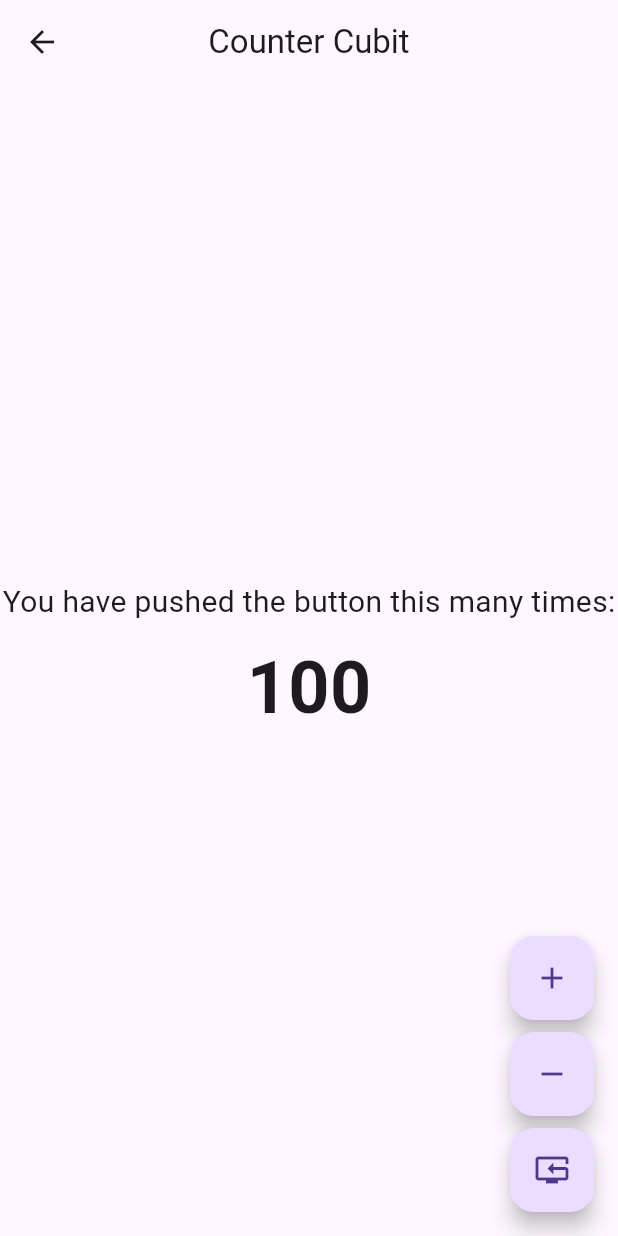
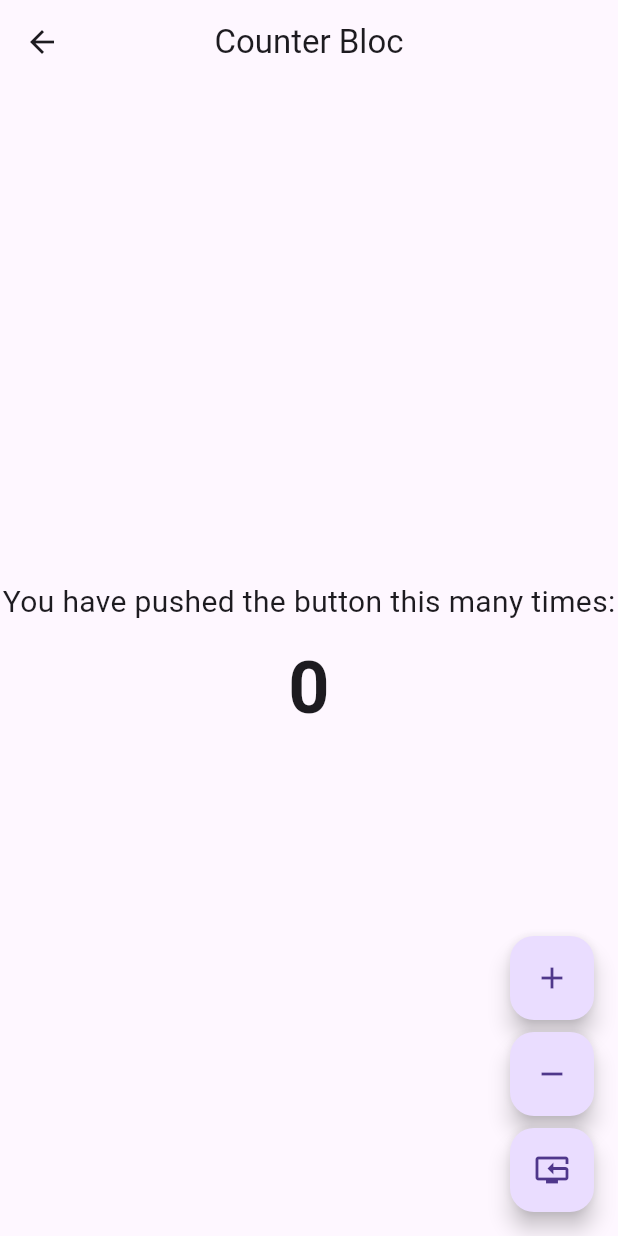
Before and after one commit to 0-nikesh/bottomnavigationview, a Flutter app: the screen it shows after launch, after a tap on "Counter Bloc", on a phone screen of 412 x 824 dp. Run offline on Flutter 3.47's test engine with Material 3 defaults, Android fonts, the phone set to English and light mode, and no system bars; our stand-ins replace bloc, equatable, flutter_bloc, get_it.

Commit message:
counter bloc done

```diff
--- /dev/null
+++ b/lib/bloc/counter_bloc.dart
@@ -0,0 +1,20 @@
+import 'package:bloc/bloc.dart';
+import 'package:equatable/equatable.dart';
+
+part 'counter_event.dart';
+
+class CounterBloc extends Bloc<CounterEvent, int> {
+  CounterBloc() : super(0) {
+    on<IncrementEvent>((event, emit) {
+      emit(state + 1);
+    });
+
+    on<DecrementEvent>((event, emit) {
+      emit(state - 1);
+    });
+
+    on<ResetEvent>((event, emit) {
+      emit(0);
+    });
+  }
+}
--- /dev/null
+++ b/lib/bloc/counter_event.dart
@@ -0,0 +1,14 @@
+part of 'counter_bloc.dart';
+
+sealed class CounterEvent extends Equatable {
+  const CounterEvent();
+
+  @override
+  List<Object> get props => [];
+}
+
+class IncrementEvent extends CounterEvent {}
+
+class DecrementEvent extends CounterEvent {}
+
+class ResetEvent extends CounterEvent {}
--- a/lib/cubit/dashboard_cubit.dart
+++ b/lib/cubit/dashboard_cubit.dart
@@ -1,8 +1,11 @@
 import 'package:bottomnavigationview/bloc/arithmetic_bloc.dart';
+import 'package:bottomnavigationview/bloc/counter_bloc.dart';
 import 'package:bottomnavigationview/cubit/arithemetic_cubit.dart';
 import 'package:bottomnavigationview/cubit/counter_cubit.dart';
 import 'package:bottomnavigationview/cubit/student_cubit.dart';
+import 'package:bottomnavigationview/view/arithemetic_bloc_view.dart';
 import 'package:bottomnavigationview/view/arithemetic_cubit_view.dart';
+import 'package:bottomnavigationview/view/counter_bloc_view.dart';
 import 'package:bottomnavigationview/view/counter_cubit_view.dart';
 import 'package:bottomnavigationview/view/student_cubit_view.dart';
 import 'package:flutter/material.dart';
@@ -11,6 +14,7 @@ import 'package:flutter_bloc/flutter_bloc.dart';
 class DashboardCubit extends Cubit<void> {
   DashboardCubit(
     this._counterCubit,
+    this._counterBloc,
     this._arithmeticCubit,
     this._studentCubit,
     this._arithmeticBloc,
@@ -23,6 +27,7 @@ class DashboardCubit extends Cubit<void> {
   final ArithmeticCubit _arithmeticCubit;
   final StudentCubit _studentCubit;
   final ArithmeticBloc _arithmeticBloc;
+  final CounterBloc _counterBloc;
   // final SimpleInterestCubit _simpleInterestCubit;
   // final AreaofcircleCubit _areaofcircleCubit;
   // final TsaofcubeCubit _tsaofcubeCubit;
@@ -34,6 +39,18 @@ class DashboardCubit extends Cubit<void> {
         builder: (_) => BlocProvider.value(
           value: _counterCubit,
           child: const CounterCubitView(),
+        ),
+      ),
+    );
+  }
+
+  void openCounterBlocView(BuildContext context) {
+    Navigator.push(
+      context,
+      MaterialPageRoute(
+        builder: (_) => BlocProvider.value(
+          value: _counterBloc,
+          child: const CounterBlocView(),
         ),
       ),
     );
@@ -57,7 +74,7 @@ class DashboardCubit extends Cubit<void> {
       MaterialPageRoute(
         builder: (_) => BlocProvider.value(
           value: _arithmeticBloc,
-          child: const ArithmeticCubitView(),
+          child: const ArithemeticBlocView(),
         ),
       ),
     );
--- a/lib/service_locator/service_locator.dart
+++ b/lib/service_locator/service_locator.dart
@@ -1,4 +1,5 @@
 import 'package:bottomnavigationview/bloc/arithmetic_bloc.dart';
+import 'package:bottomnavigationview/bloc/counter_bloc.dart';
 import 'package:bottomnavigationview/cubit/arithemetic_cubit.dart';
 import 'package:bottomnavigationview/cubit/counter_cubit.dart';
 import 'package:bottomnavigationview/cubit/dashboard_cubit.dart';
@@ -13,6 +14,7 @@ Future<void> initDependency() async {
 
 void _initBloc() {
   serviceLocator.registerLazySingleton(() => ArithmeticBloc());
+  serviceLocator.registerLazySingleton(() => CounterBloc());
 }
 
 void _initCubit() {
@@ -25,6 +27,7 @@ void _initCubit() {
       serviceLocator(),
       serviceLocator(),
       serviceLocator(),
+      serviceLocator(),
     ),
   );
 }
--- /dev/null
+++ b/lib/view/counter_bloc_view.dart
@@ -0,0 +1,67 @@
+import 'package:bottomnavigationview/bloc/counter_bloc.dart';
+import 'package:flutter/material.dart';
+import 'package:flutter_bloc/flutter_bloc.dart';
+
+class CounterBlocView extends StatelessWidget {
+  const CounterBlocView({super.key});
+
+  @override
+  Widget build(BuildContext context) {
+    return Scaffold(
+      appBar: AppBar(
+        title: const Text('Counter Bloc'),
+        centerTitle: true,
+      ),
+      body: Center(
+        child: Column(
+          mainAxisAlignment: MainAxisAlignment.center,
+          children: <Widget>[
+            const Text(
+              'You have pushed the button this many times:',
+              style: TextStyle(
+                fontSize: 20,
+              ),
+            ),
+            const SizedBox(height: 8),
+            BlocBuilder<CounterBloc, int>(builder: (context, state) {
+              return Text(
+                '$state',
+                style: const TextStyle(
+                  fontSize: 48,
+                  fontWeight: FontWeight.bold,
+                ),
+              );
+            }),
+          ],
+        ),
+      ),
+      floatingActionButton: Wrap(
+        direction: Axis.vertical,
+        spacing: 8,
+        children: <Widget>[
+          FloatingActionButton(
+            onPressed: () {
+              context.read<CounterBloc>().add(IncrementEvent());
+            },
+            tooltip: 'Increment',
+            child: const Icon(Icons.add),
+          ),
+          FloatingActionButton(
+            onPressed: () {
+              context.read<CounterBloc>().add(DecrementEvent());
+            },
+            tooltip: 'Decrement',
+            child: const Icon(Icons.remove),
+          ),
+          FloatingActionButton(
+            onPressed: () {
+              context.read<CounterBloc>().add(ResetEvent());
+            },
+            tooltip: 'Reset',
+            child: const Icon(Icons.reset_tv),
+          ),
+        ],
+      ),
+    );
+  }
+}
--- a/lib/view/dashboard_cubit_view.dart
+++ b/lib/view/dashboard_cubit_view.dart
@@ -65,7 +65,7 @@ class DashboardCubitView extends StatelessWidget {
           Card(
             child: InkWell(
               onTap: () {
-                context.read<DashboardCubit>().openCounterView(context);
+                context.read<DashboardCubit>().openCounterBlocView(context);
               },
               child: const Column(
                 mainAxisAlignment: MainAxisAlignment.center,
@@ -79,7 +79,9 @@ class DashboardCubitView extends StatelessWidget {
           Card(
             child: InkWell(
               onTap: () {
-                context.read<DashboardCubit>().openArtithemeticView(context);
+                context
+                    .read<DashboardCubit>()
+                    .openArtithemeticBlocView(context);
               },
               child: const Column(
                 mainAxisAlignment: MainAxisAlignment.center,
```
